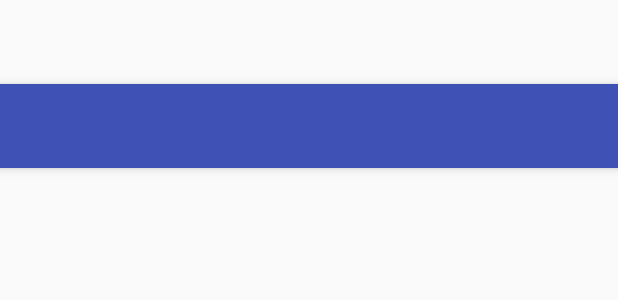
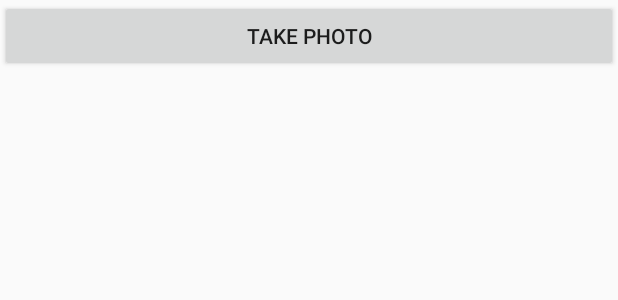
Before and after one commit to FrancescBagur/Ccalc, an Android app: the layout activity_main2.xml on its own in the app's theme, with its tools: preview values and no code run, on a phone screen of 412 x 824 dp. Shown: the top 300 px of the screen. Run offline under Robolectric (Android 15) with nearby library versions, the phone set to English and light mode, and no system bars.

Commit message:
cambios camara, imagen invertida

```diff
--- a/AndroidEyeCalc/app/src/main/java/com/educem/eyecalc/androideyecalc/Main2Activity.java
+++ b/AndroidEyeCalc/app/src/main/java/com/educem/eyecalc/androideyecalc/Main2Activity.java
@@ -9,6 +9,7 @@ import android.media.Image;
 import android.os.Bundle;
 import android.provider.MediaStore;
 import android.support.v7.app.AppCompatActivity;
+import android.util.DisplayMetrics;
 import android.view.View;
 import android.widget.Button;
 import android.widget.ImageView;
@@ -38,16 +39,12 @@ public class Main2Activity extends AppCompatActivity {
             Bitmap bmp = (Bitmap) Data.getExtras().get("data");
 
             //invertir la imatge
-        /*
-            Canvas c = new Canvas(bmp);
             Matrix m = new Matrix();
-            m.setScale(1,-1,bmp.getWidth(),0);
-            m.invert(m);
-            c.setBitmap(bmp);
-            c.drawBitmap(bmp,m,null);
-        */
+            m.preScale(1,-1);
+            Bitmap bmpInvertit = Bitmap.createBitmap(bmp,0,0,bmp.getWidth(),bmp.getHeight(),m,false);
+            bmpInvertit.setDensity(DisplayMetrics.DENSITY_DEFAULT);
             //mostra la imatge
-            takenfoto.setImageBitmap(bmp);
+            takenfoto.setImageBitmap(bmpInvertit);
 
         }
     }
--- a/AndroidEyeCalc/app/src/main/res/layout/activity_main2.xml
+++ b/AndroidEyeCalc/app/src/main/res/layout/activity_main2.xml
@@ -1,26 +1,22 @@
 <?xml version="1.0" encoding="utf-8"?>
-<android.support.design.widget.CoordinatorLayout xmlns:android="http://schemas.android.com/apk/res/android"
-    xmlns:app="http://schemas.android.com/apk/res-auto"
-    xmlns:tools="http://schemas.android.com/tools"
+<RelativeLayout xmlns:android="http://schemas.android.com/apk/res/android"
     android:layout_width="match_parent"
-    android:layout_height="match_parent"
-    android:fitsSystemWindows="true"
-    tools:context="com.educem.eyecalc.androideyecalc.Main2Activity">
+    android:layout_height="match_parent">
 
-    <android.support.design.widget.AppBarLayout
-        android:layout_width="match_parent"
+    <Button
+        android:layout_width="fill_parent"
         android:layout_height="wrap_content"
-        android:theme="@style/AppTheme.AppBarOverlay">
+        android:text="@string/bttakephoto"
+        android:id="@+id/btTakePhoto"
+        android:layout_alignParentTop="true"
+        android:layout_alignParentLeft="true"
+        android:layout_alignParentStart="false" />
 
-        <android.support.v7.widget.Toolbar
-            android:id="@+id/toolbar"
-            android:layout_width="match_parent"
-            android:layout_height="?attr/actionBarSize"
-            android:background="?attr/colorPrimary"
-            app:popupTheme="@style/AppTheme.PopupOverlay" />
-
-    </android.support.design.widget.AppBarLayout>
-
-    <include layout="@layout/content_main2" />
-
-</android.support.design.widget.CoordinatorLayout>
+    <ImageView
+        android:layout_width="fill_parent"
+        android:layout_height="fill_parent"
+        android:id="@+id/imgTaken"
+        android:layout_below="@+id/btTakePhoto"
+        android:layout_centerHorizontal="true"
+        android:layout_marginTop="143dp" />
+</RelativeLayout>
--- a/AndroidEyeCalc/app/src/main/res/layout/content_main2.xml
+++ b/AndroidEyeCalc/app/src/main/res/layout/content_main2.xml
@@ -10,7 +10,7 @@
         android:id="@+id/btTakePhoto"
         android:layout_alignParentTop="true"
         android:layout_alignParentLeft="true"
-        android:layout_alignParentStart="true" />
+        android:layout_alignParentStart="false" />
 
     <ImageView
         android:layout_width="fill_parent"
```
